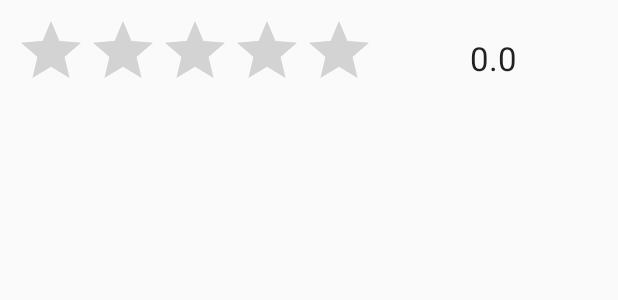
After one commit to rotem-ad/Beats, an Android app: the layout dialog_rate_playlist.xml on its own in the app's theme, with its tools: preview values and no code run, on a phone screen of 412 x 824 dp. The commit adds this screen. Shown: the top 300 px of the screen. Run offline under Robolectric (Android 15) with nearby library versions, the phone set to English and light mode, and no system bars.

Commit message:
add rating

```diff
--- /dev/null
+++ b/app/src/main/res/layout/dialog_rate_playlist.xml
@@ -0,0 +1,34 @@
+<?xml version="1.0" encoding="utf-8"?>
+<LinearLayout xmlns:android="http://schemas.android.com/apk/res/android"
+    android:layout_width="match_parent"
+    android:layout_height="match_parent"
+    android:orientation="vertical"
+    android:padding="10dp">
+
+    <LinearLayout
+        android:layout_width="match_parent"
+        android:layout_height="wrap_content"
+        android:orientation="horizontal">
+
+        <RatingBar
+            android:id="@+id/dialog_rate_rating_bar"
+            android:layout_height="wrap_content"
+            android:layout_width="wrap_content"
+            android:numStars="5"
+            android:rating="0"
+            android:isIndicator="false"
+            android:gravity="center"
+            style="?android:attr/ratingBarStyle"
+            />
+
+        <TextView
+            android:id="@+id/dialog_rate_rating"
+            android:layout_width="match_parent"
+            android:layout_height="match_parent"
+            android:gravity="center"
+            android:text=" 0.0"
+            android:textAppearance="?android:attr/textAppearanceLarge" />
+
+        </LinearLayout>
+
+</LinearLayout>
--- a/app/src/main/res/layout/fragment_playlist_details.xml
+++ b/app/src/main/res/layout/fragment_playlist_details.xml
@@ -84,7 +84,7 @@
                         android:layout_width="wrap_content"
                         android:numStars="5"
                         android:rating="0"
-                        android:isIndicator="false"
+                        android:isIndicator="true"
                         android:gravity="center"
                         style="?android:attr/ratingBarStyleIndicator"
                         />
@@ -93,7 +93,7 @@
                         android:layout_width="match_parent"
                         android:layout_height="match_parent"
                         android:gravity="bottom|center_horizontal"
-                        android:text="0.0"
+                        android:text=" 0.0"
                         android:textAppearance="?android:attr/textAppearanceLarge" />
                 </LinearLayout>
 
--- a/app/src/main/res/values/strings.xml
+++ b/app/src/main/res/values/strings.xml
@@ -23,5 +23,6 @@
     <string name="action_new_playlist">New Playlist</string>
     <string name="action_del_playlist">Delete Playlist</string>
     <string name="action_search_playlist">Search Playlist</string>
+    <string name="dialog_rate_playlist_title">Rate Playlist</string>
 
 </resources>
```
Also changed, not shown: app/src/main/java/com/example/rotem/beats/HomeFragmentTab.java (+3 -4 lines), app/src/main/java/com/example/rotem/beats/Model/Model.java (+8 -0 lines), app/src/main/java/com/example/rotem/beats/Model/ModelFirebase.java (+31 -0 lines), app/src/main/java/com/example/rotem/beats/Model/Playlist.java (+12 -0 lines), app/src/main/java/com/example/rotem/beats/PlaylistDetailsFragment.java (+96 -9 lines), app/src/main/res/layout/dialog_search_playlists.xml (renamed from app/src/main/res/layout/dialog_search_playlits.xml).
